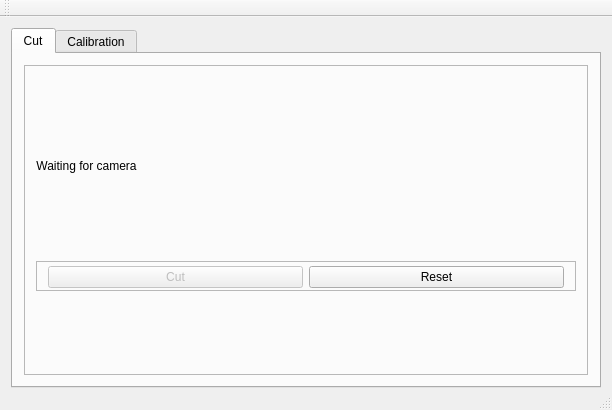
Old version of the form mainwindow.ui in the repository quique0194/UmayuxVsss.
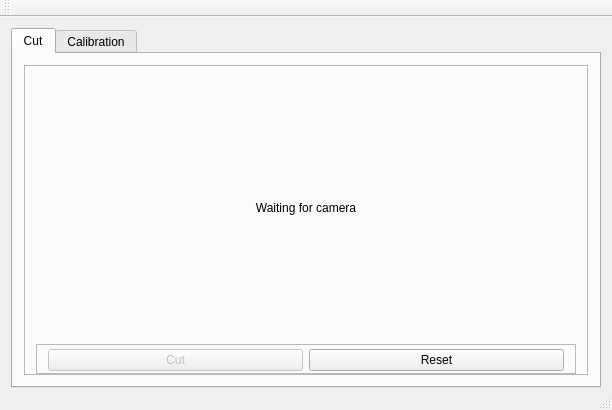
New version of the form. The open tabs and pages were chosen to show the change. Custom widgets are drawn as their Qt base class.

The edit to the form file:
```diff
--- a/mainwindow.ui
+++ b/mainwindow.ui
@@ -49,7 +49,7 @@
            <item>
             <widget class="CutVideoWidget" name="cutVideo">
              <property name="sizePolicy">
-              <sizepolicy hsizetype="Fixed" vsizetype="Fixed">
+              <sizepolicy hsizetype="Preferred" vsizetype="Preferred">
                <horstretch>0</horstretch>
                <verstretch>0</verstretch>
               </sizepolicy>
```
Left out of the diff: 2 changed lines with no effect on the pictures.
